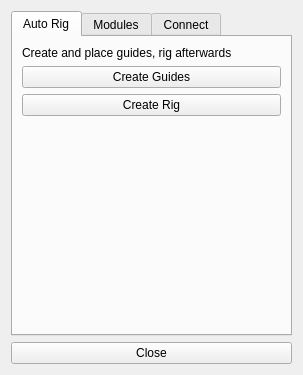
Qt form mf_autoRig/UI/createWindow/mainWidget.ui (Phantom138/MF_AutoRig) before a commit.
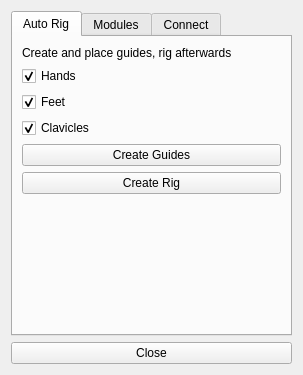
The same form after that commit. The open tabs and pages were chosen to show the change.

Commit message: body added option for hands, clavicles

The edit to the form file:
```diff
--- a/mf_autoRig/UI/createWindow/mainWidget.ui
+++ b/mf_autoRig/UI/createWindow/mainWidget.ui
@@ -58,6 +58,36 @@
          </property>
         </widget>
        </item>
+       <item>
+        <widget class="QCheckBox" name="box_hands">
+         <property name="text">
+          <string>Hands</string>
+         </property>
+         <property name="checked">
+          <bool>true</bool>
+         </property>
+        </widget>
+       </item>
+       <item>
+        <widget class="QCheckBox" name="box_feet">
+         <property name="text">
+          <string>Feet</string>
+         </property>
+         <property name="checked">
+          <bool>true</bool>
+         </property>
+        </widget>
+       </item>
+       <item>
+        <widget class="QCheckBox" name="box_clavicles">
+         <property name="text">
+          <string>Clavicles</string>
+         </property>
+         <property name="checked">
+          <bool>true</bool>
+         </property>
+        </widget>
+       </item>
        <item>
         <widget class="QPushButton" name="auto_btn_guides">
          <property name="text">
```
Left out of the diff: 2 changed lines with no effect on the pictures. The commit also changes 4 other files.
